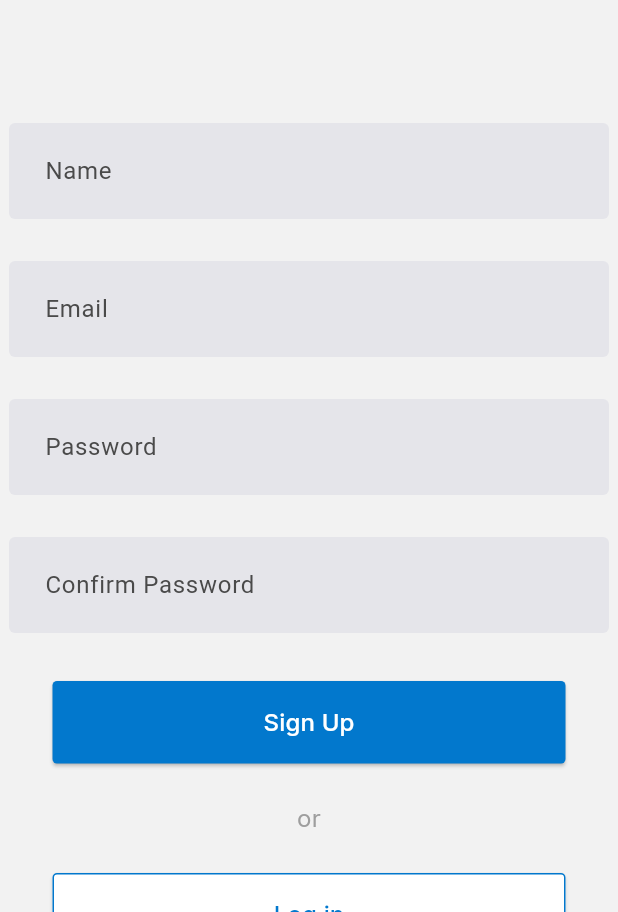
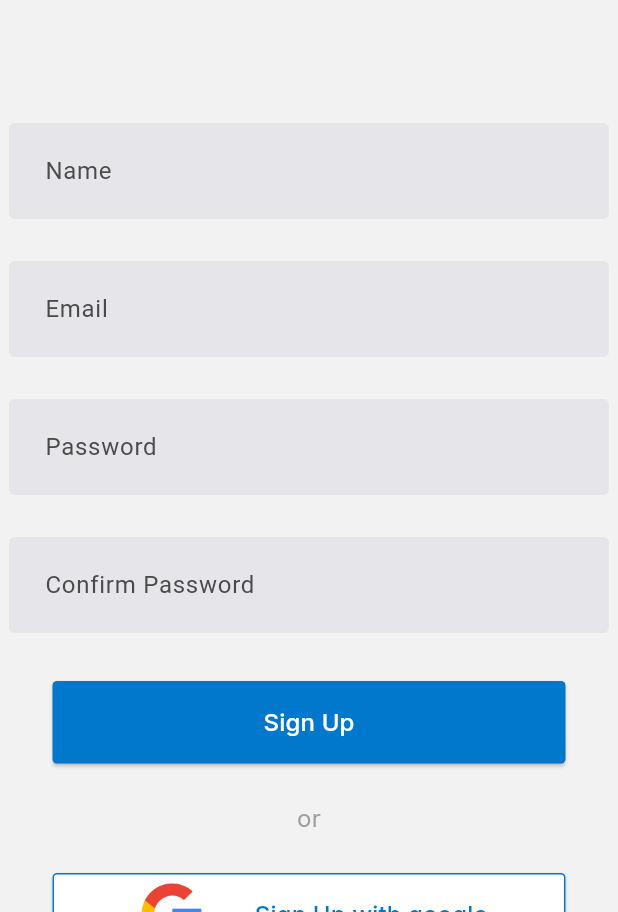
Before and after one commit to Ahmed77669/WeatherAppFlutterV1, a Flutter app: the screen it shows after launch, after a tap on "Sign Up", on a phone screen of 412 x 824 dp, the part 324-1236 px from its top. Run offline on Flutter 3.47's test engine with Material 3 defaults, Android fonts, the phone set to English and light mode, and no system bars; our stand-ins replace google_fonts, shared_preferences, weather; network calls fail.

Commit message:
add welcome and signup screen

```diff
--- a/lib/Welcome.dart
+++ b/lib/Welcome.dart
@@ -1,3 +1,5 @@
+import 'package:app1/login.dart';
+import 'package:app1/signup.dart';
 import 'package:flutter/material.dart';
 import 'package:google_fonts/google_fonts.dart';
 
@@ -23,6 +25,23 @@ class MyApp extends StatefulWidget {
     // TODO: implement createState
     throw UnimplementedError();
   }
+}
+
+class BottomToTopPageRoute extends PageRouteBuilder {
+  final Widget page;
+
+  BottomToTopPageRoute({required this.page})
+      : super(
+    pageBuilder: (context, animation, secondaryAnimation) => page,
+    transitionsBuilder: (context, animation, secondaryAnimation, child) {
+      const begin = Offset(0.0, 1.0);
+      const end = Offset.zero;
+      const curve = Curves.easeInOut;
+      var tween = Tween(begin: begin, end: end);
+      var offsetAnimation = animation.drive(tween.chain(CurveTween(curve: curve)));
+      return SlideTransition(position: offsetAnimation, child: child);
+    },
+  );
 }
 
 class welcome extends StatefulWidget {
@@ -102,6 +121,7 @@ class _NavigationExampleState extends State<welcome> {
           height: 55,
           child:ElevatedButton(
             onPressed: () {
+              Navigator.push(context, BottomToTopPageRoute(page: signup()));
             },
 
             style: ElevatedButton.styleFrom(
@@ -126,6 +146,7 @@ class _NavigationExampleState extends State<welcome> {
             height: 55,
             child:ElevatedButton(
               onPressed: () {
+                Navigator.push(context, BottomToTopPageRoute(page: login()));
               },
 
               style: ElevatedButton.styleFrom(
@@ -139,8 +160,8 @@ class _NavigationExampleState extends State<welcome> {
                 ),
               ),
               child:
-              Row(children: [
-                Image(image: AssetImage('assets/google_icon.png')),
+
+
               Text(
                 'Log in',
                 style: GoogleFonts.inter(
@@ -148,7 +169,7 @@ class _NavigationExampleState extends State<welcome> {
                   color: Color.fromARGB(255, 2, 120, 205),
                 ),
               ),
-              ],)
+
             ),
           ),
             ],
--- a/lib/consts.dart
+++ b/lib/consts.dart
@@ -1,2 +1,2 @@
 // ignore: constant_identifier_names
-const OPENWEATHER_API_KEY = "7093f777526c9925e57824c9a80f1254";
+const OPENWEATHER_API_KEY = "";
--- /dev/null
+++ b/lib/createTextField.dart
@@ -0,0 +1,32 @@
+import 'package:flutter/material.dart';
+import 'package:google_fonts/google_fonts.dart';
+
+Widget createTextField(String text, bool hide,) {
+  return
+    SizedBox(
+      width: 400,
+      child:
+      TextField(
+        obscureText: hide,
+        decoration: InputDecoration(
+          labelText: text,
+          labelStyle: GoogleFonts.roboto(
+              color: Color.fromARGB(255, 74, 74, 74),
+              fontSize: 16
+          ),
+          filled: true,
+          fillColor: Color.fromARGB(255, 229, 229, 234),
+          border: OutlineInputBorder(
+            borderRadius: BorderRadius.all(Radius.circular(4)),
+            borderSide: BorderSide.none,
+
+          ),
+          contentPadding: EdgeInsets.symmetric(horizontal: 20, vertical: 20),
+        ),
+
+        style: const TextStyle(
+            color: Color.fromARGB(255, 74, 74, 74), fontSize: 16),
+      ),
+
+    );
+}
--- a/lib/main.dart
+++ b/lib/main.dart
@@ -1,3 +1,4 @@
+import 'package:app1/login.dart';
 import 'package:app1/signup.dart';
 import 'package:flutter/material.dart';
 import 'package:google_fonts/google_fonts.dart';
@@ -17,7 +18,7 @@ class MyApp extends StatelessWidget {
   Widget build(BuildContext context) {
     return MaterialApp(
       theme: ThemeData(useMaterial3: true),
-      home: signup(),
+      home: welcome(),
       debugShowCheckedModeBanner: false,
     );
   }
--- /dev/null
+++ b/lib/signUpButton.dart
@@ -0,0 +1,28 @@
+import 'package:flutter/material.dart';
+import 'package:google_fonts/google_fonts.dart';
+
+Widget signupButton(String text) {
+  return
+    SizedBox(
+      width: 342,
+      height: 55,
+      child: ElevatedButton(
+        onPressed: () {},
+
+        style: ElevatedButton.styleFrom(
+          backgroundColor: Color.fromARGB(255, 2, 120, 205),
+          shape: RoundedRectangleBorder(
+            borderRadius: BorderRadius.circular(3),
+          ),
+        ),
+        child: Text(
+          text,
+          style: GoogleFonts.inter(
+            fontSize: 16,
+            color: Colors.white,
+          ),
+        ),
+
+      ),
+    );
+}
--- a/lib/signup.dart
+++ b/lib/signup.dart
@@ -1,20 +1,21 @@
 import 'package:flutter/material.dart';
 import 'package:google_fonts/google_fonts.dart';
+import 'package:app1/signupButtonGoogle.dart';
+import 'package:app1/signUpButton.dart';
+import 'package:app1/createTextField.dart';
 
 
 
 void main() => runApp(MyApp());
 
 class MyApp extends StatefulWidget {
-  const MyApp({super.key});
+  MyApp({super.key});
 
-  // final TextEditingController searchController = TextEditingController();
-
+  @override
   Widget build(BuildContext context) {
     return MaterialApp(
-      theme: ThemeData(useMaterial3: true),
+      debugShowCheckedModeBanner: false,
       home: signup(),
-      debugShowCheckedModeBanner: false,
     );
   }
 
@@ -25,29 +26,21 @@ class MyApp extends StatefulWidget {
   }
 }
 
+
 class signup extends StatefulWidget {
-  // final TextEditingController searchController;
-  //
-  // const NavigationExample({super.key, required this.searchController});
+  const signup({super.key});
 
   @override
-  State<signup> createState() => _NavigationExampleState();
-
-// @override
-// Widget build(BuildContext context) {
-//   // TODO: implement build
-//   throw UnimplementedError();
-// }
+  _HomePageState createState() => _HomePageState();
 }
 
 
 
-class _NavigationExampleState extends State<signup> {
+class _HomePageState extends State<signup> {
 
 
   @override
   Widget build(BuildContext context) {
-
     return Scaffold(
       // bottomNavigationBar: NavigationBar(
       //   backgroundColor: const Color.fromARGB(255, 242, 242, 242),
@@ -73,16 +66,18 @@ class _NavigationExampleState extends State<signup> {
       //     ),
       //   ],
       // ),
-      body: Container(
+      body:
+      Container(
         width: double.infinity,
+        child:SingleChildScrollView(
         child:
         Column(
           crossAxisAlignment: CrossAxisAlignment.center,
           children: [
             SizedBox(
-              height: 152
+                height: 152
             ),
-            Image(image: AssetImage('assets/app_icon.png'),width: 64,),
+            Image(image: AssetImage('assets/app_icon.png'), width: 64,),
             SizedBox(height: 82,),
             createTextField('Name', false),
             SizedBox(height: 28,),
@@ -95,93 +90,119 @@ class _NavigationExampleState extends State<signup> {
             createTextField('Confirm Password', true),
             SizedBox(height: 32,),
 
-            SizedBox(
-              width: 342,
-              height: 55,
-              child:ElevatedButton(
-                onPressed: () {
-                },
+            signupButton('Sign Up'),
+            SizedBox(height: 25,),
+            Text('or',
+              style: GoogleFonts.inter(fontSize: 16, color: Colors.grey),),
+            SizedBox(height: 25,),
+            signupButtonGoogle('Sign Up with google'),
+            SizedBox(height: 86,),
+            Row(
+              mainAxisAlignment: MainAxisAlignment.center,
+              children: [
+                Text('Already have an account? ',style: GoogleFonts.inter(fontSize: 16,color: Colors.grey),),
+                Text('Login ',style: GoogleFonts.inter(fontSize: 16,color: Color.fromARGB(
+                    255, 0, 117, 255)),),
 
-                style: ElevatedButton.styleFrom(
-                  backgroundColor: Color.fromARGB(255, 2, 120, 205),
-                  shape: RoundedRectangleBorder(
-                    borderRadius: BorderRadius.circular(3),
-                  ),
-                ),
-                child: Text(
-                  'Sign Up',
-                  style: GoogleFonts.inter(
-                    fontSize: 16,
-                    color: Colors.white,
-                  ),
-                ),
-
-              ),
-            ),
-            SizedBox(height: 25,),
-            Text('or',style: GoogleFonts.inter(fontSize: 16,color: Colors.grey),),
-            SizedBox(height: 25,),
-            SizedBox(
-              width: 342,
-              height: 55,
-              child:ElevatedButton(
-                onPressed: () {
-                },
-
-                style: ElevatedButton.styleFrom(
-                  backgroundColor: Color.fromARGB(255, 255, 255, 255),
-                  shape: RoundedRectangleBorder(
-                    borderRadius: BorderRadius.circular(3),
-                    side: BorderSide(
-                      color: Color.fromARGB(255, 2, 120, 205),
-                      width: 1,
-                    ),
-                  ),
-                ),
-                child: Text(
-                  'Log in',
-                  style: GoogleFonts.inter(
-                    fontSize: 16,
-                    color: Color.fromARGB(255, 2, 120, 205),
-                  ),
-                ),
-
-              ),
-            ),
+              ],
+            )
           ],
         ),
+      ),
       ),
       backgroundColor: Color.fromARGB(255, 242, 242, 242),
 
     );
   }
-  Widget createTextField(String text, bool hide,){
-return
-SizedBox(
-  width: 400,
-  child:
-  TextField(
-    obscureText: hide,
-    decoration: InputDecoration(
-      labelText: text,
-      labelStyle: GoogleFonts.roboto(
-          color: Color.fromARGB(255, 74, 74, 74),
-          fontSize: 16
-      ),
-      filled: true,
-      fillColor: Color.fromARGB(255, 229, 229, 234),
-      border: OutlineInputBorder(
-        borderRadius: BorderRadius.all(Radius.circular(4)),
-        borderSide: BorderSide.none,
+  //
+  // Widget createTextField(String text, bool hide,) {
+  //   return
+  //     SizedBox(
+  //       width: 400,
+  //       child:
+  //       TextField(
+  //         obscureText: hide,
+  //         decoration: InputDecoration(
+  //           labelText: text,
+  //           labelStyle: GoogleFonts.roboto(
+  //               color: Color.fromARGB(255, 74, 74, 74),
+  //               fontSize: 16
+  //           ),
+  //           filled: true,
+  //           fillColor: Color.fromARGB(255, 229, 229, 234),
+  //           border: OutlineInputBorder(
+  //             borderRadius: BorderRadius.all(Radius.circular(4)),
+  //             borderSide: BorderSide.none,
+  //
+  //           ),
+  //           contentPadding: EdgeInsets.symmetric(horizontal: 20, vertical: 20),
+  //         ),
+  //
+  //         style: const TextStyle(
+  //             color: Color.fromARGB(255, 74, 74, 74), fontSize: 16),
+  //       ),
+  //
+  //     );
+  // }
 
-      ),
-      contentPadding: EdgeInsets.symmetric(horizontal: 20, vertical: 20),
-    ),
+  // Widget signupButton(String text) {
+  //   return
+  //     SizedBox(
+  //       width: 342,
+  //       height: 55,
+  //       child: ElevatedButton(
+  //         onPressed: () {},
+  //
+  //         style: ElevatedButton.styleFrom(
+  //           backgroundColor: Color.fromARGB(255, 2, 120, 205),
+  //           shape: RoundedRectangleBorder(
+  //             borderRadius: BorderRadius.circular(3),
+  //           ),
+  //         ),
+  //         child: Text(
+  //           text,
+  //           style: GoogleFonts.inter(
+  //             fontSize: 16,
+  //             color: Colors.white,
+  //           ),
+  //         ),
+  //
+  //       ),
+  //     );
+  // }
 
-    style: const TextStyle(color: Color.fromARGB(255, 74, 74, 74),fontSize: 16),
-  ),
-
-);
-
-  }
+  // Widget signupButtonGoogle(String text) {
+  //   return
+  //     SizedBox(
+  //       width: 342,
+  //       height: 55,
+  //       child: ElevatedButton(
+  //           onPressed: () {},
+  //
+  //           style: ElevatedButton.styleFrom(
+  //             backgroundColor: Color.fromARGB(255, 255, 255, 255),
+  //             shape: RoundedRectangleBorder(
+  //               borderRadius: BorderRadius.circular(3),
+  //               side: BorderSide(
+  //                 color: Color.fromARGB(255, 2, 120, 205),
+  //                 width: 1,
+  //               ),
+  //             ),
+  //           ),
+  //           child: Row(
+  //               mainAxisAlignment: MainAxisAlignment.spaceEvenly,
+  //               children: [
+  //                 Image(image: AssetImage('assets/google_icon.png')),
+  //
+  //                 Text(
+  //                   text,
+  //                   style: GoogleFonts.inter(
+  //                     fontSize: 16,
+  //                     color: Color.fromARGB(255, 2, 120, 205),
+  //                   ),
+  //                 ),
+  //               ])
+  //       ),
+  //     );
+  // }
 }
--- /dev/null
+++ b/lib/signupButtonGoogle.dart
@@ -0,0 +1,37 @@
+
+import 'package:flutter/material.dart';
+import 'package:google_fonts/google_fonts.dart';
+Widget signupButtonGoogle(String text) {
+  return
+    SizedBox(
+      width: 342,
+      height: 55,
+      child: ElevatedButton(
+          onPressed: () {},
+
+          style: ElevatedButton.styleFrom(
+            backgroundColor: Color.fromARGB(255, 255, 255, 255),
+            shape: RoundedRectangleBorder(
+              borderRadius: BorderRadius.circular(3),
+              side: BorderSide(
+                color: Color.fromARGB(255, 2, 120, 205),
+                width: 1,
+              ),
+            ),
+          ),
+          child: Row(
+              mainAxisAlignment: MainAxisAlignment.spaceEvenly,
+              children: [
+                Image(image: AssetImage('assets/google_icon.png')),
+
+                Text(
+                  text,
+                  style: GoogleFonts.inter(
+                    fontSize: 16,
+                    color: Color.fromARGB(255, 2, 120, 205),
+                  ),
+                ),
+              ])
+      ),
+    );
+}
```
Also changed, not shown: lib/login.dart (added, +116 -0 lines), assets/google_icon.png.
